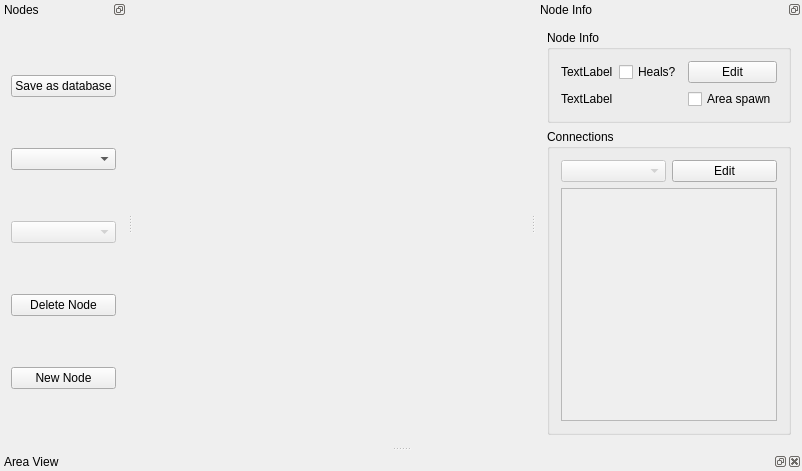
Qt form randovania/gui/ui_files/data_editor.ui (randovania/randovania) before a commit.
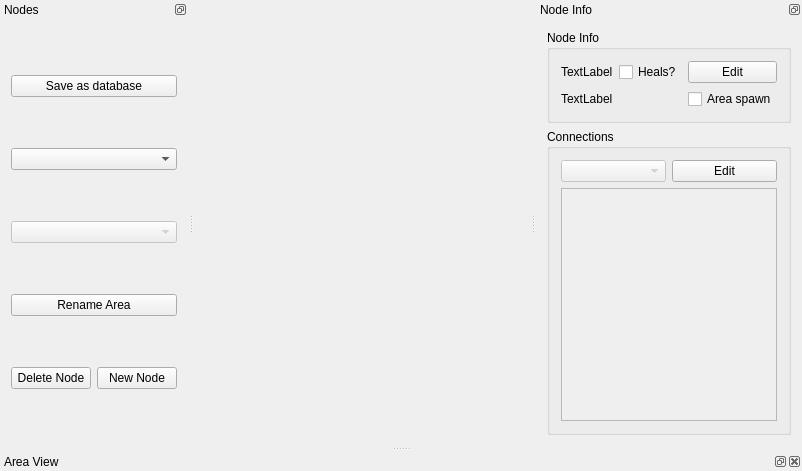
The same form after that commit. Custom widgets are drawn as their Qt base class.

Commit message:
Implement Area renaming
* Create module game_description.editor

Patch:
```diff
--- a/randovania/gui/ui_files/data_editor.ui
+++ b/randovania/gui/ui_files/data_editor.ui
@@ -52,6 +52,15 @@
       </widget>
      </item>
      <item>
+      <widget class="QPushButton" name="rename_area_button">
+       <property name="text">
+        <string>Rename Area</string>
+       </property>
+      </widget>
+     </item>
+     <item>
+      <layout class="QHBoxLayout" name="horizontalLayout">
+       <item>
       <widget class="QPushButton" name="delete_node_button">
        <property name="text">
         <string>Delete Node</string>
@@ -64,6 +73,8 @@
         <string>New Node</string>
        </property>
       </widget>
+       </item>
+      </layout>
      </item>
     </layout>
    </widget>
```
Lines whose indentation alone changed are shown as unchanged. The commit also changes 10 other files.
